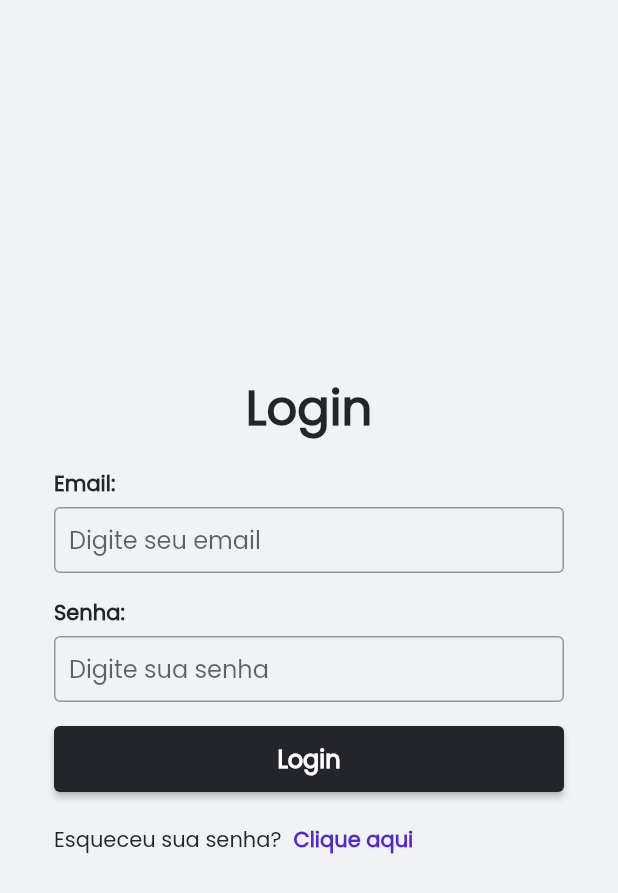
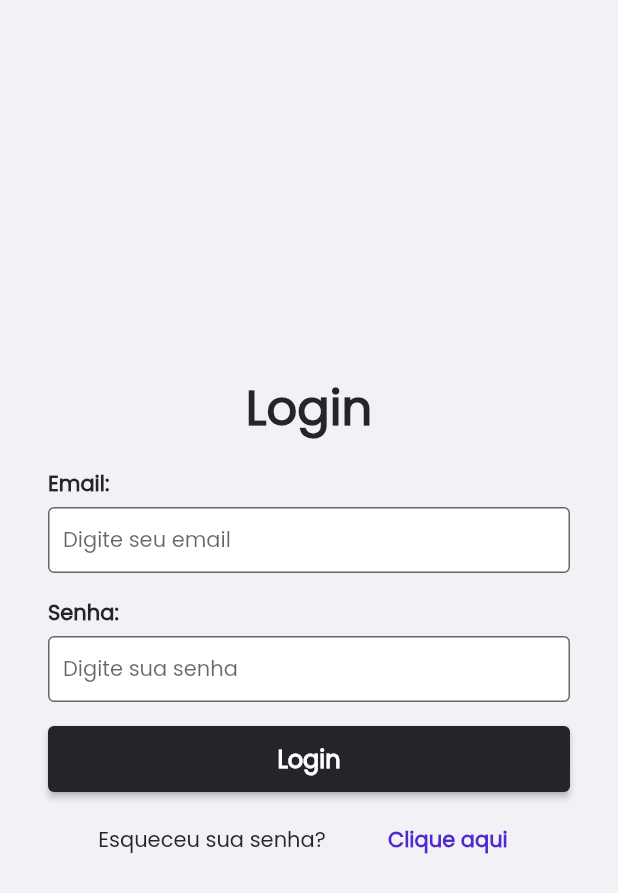
Before and after one commit to LeandroLBBernardes/login-page, a Flutter app: the screen it shows after launch, on a phone screen of 412 x 824 dp. Shown: the top 893 px of the screen. Run offline on Flutter 3.47's test engine with Material 2 defaults, Android fonts, the phone set to English and light mode, and no system bars; our stand-ins replace go_router, hexcolor; generated files the repository leaves out were written again.

Commit message:
feat: adicionando home screen

```diff
--- a/lib/constants/enums/widgets_types/textfield_types.dart
+++ /dev/null
@@ -1,6 +0,0 @@
-enum TextFieldTypes {
-  text,
-  email,
-  password,
-  number
-}
--- a/lib/l10n/app_en.arb
+++ b/lib/l10n/app_en.arb
@@ -2,5 +2,7 @@
     "language": "english",
     "app_title": "Login Page",
     "login": "Login",
-    "login_button": "Login"
+    "login_button": "Login",
+    "logout_button": "Sair",
+    "home_screen_hello": "Olá, _0_!"
 }
--- a/lib/l10n/app_pt.arb
+++ b/lib/l10n/app_pt.arb
@@ -2,5 +2,7 @@
     "language": "português",
     "app_title": "Login Page",
     "login": "Login",
-    "login_button": "Login"
+    "login_button": "Login",
+    "logout_button": "Sair",
+    "home_screen_hello": "Olá, _0_!"
 }
--- a/lib/router/routes.dart
+++ b/lib/router/routes.dart
@@ -1,5 +1,7 @@
 import 'package:go_router/go_router.dart';
 import 'package:login_page/screens/login_screen.dart';
+
+import '../screens/home_screen.dart';
 
 final routes = GoRouter(
   initialLocation: '/',
@@ -8,6 +10,11 @@ final routes = GoRouter(
       name: 'login_screen',
       path: '/',
       builder: (context, state) => const LoginScreen(),
+    ),
+    GoRoute(
+      name: 'home_screen',
+      path: '/home',
+      builder: (context, state) => const HomeScreen(),
     )
   ],
 );
--- a/lib/screens/login_screen.dart
+++ b/lib/screens/login_screen.dart
@@ -1,10 +1,9 @@
 import 'package:flutter/material.dart';
-import 'package:hexcolor/hexcolor.dart';
-import 'package:login_page/constants/enums/styles/colors_enum.dart';
 import 'package:login_page/widgets/text_heading1.dart';
 import 'package:flutter_gen/gen_l10n/app_localizations.dart';
 
 import '../widgets/button_default.dart';
+import '../widgets/forget_password.dart';
 import '../widgets/textfield_email.dart';
 import '../widgets/textfield_password.dart';
 
@@ -22,7 +21,7 @@ class LoginScreenState extends State<LoginScreen> {
     return Scaffold(
       resizeToAvoidBottomInset: false,
       body: Padding(
-        padding: const EdgeInsets.all(36),
+        padding: const EdgeInsets.all(32),
         child: Column(
           mainAxisAlignment: MainAxisAlignment.center,
           crossAxisAlignment: CrossAxisAlignment.center,
@@ -40,26 +39,7 @@ class LoginScreenState extends State<LoginScreen> {
               text: AppLocalizations.of(context)!.login_button,
               action: (){}
             ),
-            Center(
-              child: Row(
-                children: [
-                  const Text('Esqueceu sua senha?'),
-                  TextButton(
-                    onPressed: (){},
-                    style: TextButton.styleFrom(
-                      foregroundColor: HexColor(ColorStyles.purple.hexCode) // Text Color
-                    ),
-                    child: Text(
-                      'Clique aqui',
-                      style: TextStyle(
-                        color: HexColor(ColorStyles.purple.hexCode),
-                        fontWeight: FontWeight.bold
-                      ),
-                    )
-                  )
-                ],
-              ),
-            )
+            const ForgetPasswordWidget()
           ],
         ),
       ),
--- a/lib/widgets/button_default.dart
+++ b/lib/widgets/button_default.dart
@@ -6,12 +6,14 @@ class DefaultButton extends StatelessWidget {
   final String text;
   final Function() action;
   final ButtonType buttonType;
+  final bool loading;
 
   const DefaultButton({
     Key? key,
     required this.text,
     required this.action,
-    this.buttonType = ButtonType.primary
+    this.buttonType = ButtonType.primary,
+    this.loading = false
   }) : super(key: key);
 
   @override
@@ -31,7 +33,15 @@ class DefaultButton extends StatelessWidget {
               ),
             ),
             onPressed: action,
-            child: Text(
+            child: loading
+              ? const SizedBox(
+                width: 20,
+                height: 20,
+                child: CircularProgressIndicator(
+                  color: Colors.white,
+                ),
+              )
+              : Text(
                 text,
                 style: const TextStyle(
                   fontSize: 16,
--- /dev/null
+++ b/lib/widgets/forget_password.dart
@@ -0,0 +1,35 @@
+import 'package:flutter/material.dart';
+import 'package:hexcolor/hexcolor.dart';
+
+import '../constants/enums/styles/colors_enum.dart';
+
+class ForgetPasswordWidget extends StatelessWidget {
+  const ForgetPasswordWidget({
+    Key? key,
+  }) : super(key: key);
+
+  @override
+  Widget build(BuildContext context) {
+    return Center(
+      child: Row(
+        mainAxisAlignment: MainAxisAlignment.spaceEvenly,
+        children: [
+          const Text('Esqueceu sua senha?'),
+          TextButton(
+            onPressed: (){},
+            style: TextButton.styleFrom(
+              foregroundColor: HexColor(ColorStyles.purple.hexCode) // Text Color
+            ),
+            child: Text(
+              'Clique aqui',
+              style: TextStyle(
+                color: HexColor(ColorStyles.purple.hexCode),
+                fontWeight: FontWeight.bold
+              ),
+            )
+          )
+        ],
+      ),
+    );
+  }
+}
--- a/lib/widgets/textfield_default.dart
+++ b/lib/widgets/textfield_default.dart
@@ -36,6 +36,8 @@ class DefaultTextField extends StatelessWidget {
             cursorColor: HexColor(ColorStyles.black.hexCode),
             decoration: InputDecoration(
               contentPadding: const EdgeInsets.symmetric(vertical: 10, horizontal: 10),
+              filled: true,
+              fillColor: Colors.white,
               focusedBorder: OutlineInputBorder(
                 borderSide: BorderSide(
                   width: 1,
@@ -48,7 +50,7 @@ class DefaultTextField extends StatelessWidget {
                 color: HexColor(ColorStyles.black.hexCode)
               ),
             ),
-            style: const TextStyle(fontSize: 16)
+            style: const TextStyle(fontSize: 14)
           ),
         ),
         const SizedBox(height: 8,)
--- a/lib/widgets/textfield_email.dart
+++ b/lib/widgets/textfield_email.dart
@@ -33,9 +33,12 @@ class EmailTextField extends StatelessWidget {
           height: 44,
           child: TextField(
             textAlignVertical: TextAlignVertical.center,
+            keyboardType: TextInputType.emailAddress,
             cursorColor: HexColor(ColorStyles.black.hexCode),
             decoration: InputDecoration(
               contentPadding: const EdgeInsets.symmetric(vertical: 10, horizontal: 10),
+              filled: true,
+              fillColor: Colors.white,
               focusedBorder: OutlineInputBorder(
                 borderSide: BorderSide(
                   width: 1,
@@ -48,7 +51,7 @@ class EmailTextField extends StatelessWidget {
                 color: HexColor(ColorStyles.black.hexCode)
               ),
             ),
-            style: const TextStyle(fontSize: 16)
+            style: const TextStyle(fontSize: 14)
           ),
         ),
         const SizedBox(height: 8,)
--- a/lib/widgets/textfield_password.dart
+++ b/lib/widgets/textfield_password.dart
@@ -37,6 +37,8 @@ class PasswordTextField extends StatelessWidget {
             cursorColor: HexColor(ColorStyles.black.hexCode),
             decoration: InputDecoration(
               contentPadding: const EdgeInsets.symmetric(vertical: 10, horizontal: 10),
+              filled: true,
+              fillColor: Colors.white,
               focusedBorder: OutlineInputBorder(
                 borderSide: BorderSide(
                   width: 1,
@@ -49,7 +51,7 @@ class PasswordTextField extends StatelessWidget {
                 color: HexColor(ColorStyles.black.hexCode)
               ),
             ),
-            style: const TextStyle(fontSize: 16)
+            style: const TextStyle(fontSize: 14)
           ),
         ),
         const SizedBox(height: 8,)
```
Also changed, not shown: lib/screens/home_screen.dart (added, +60 -0 lines). Lines whose indentation alone changed are shown as unchanged.
